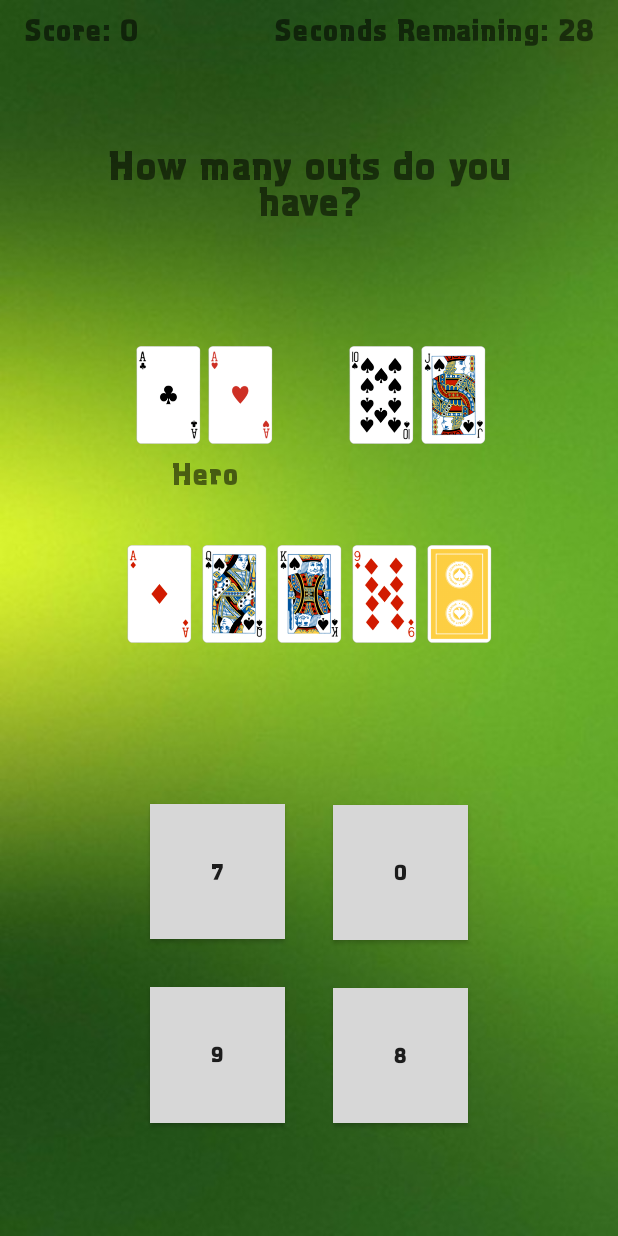
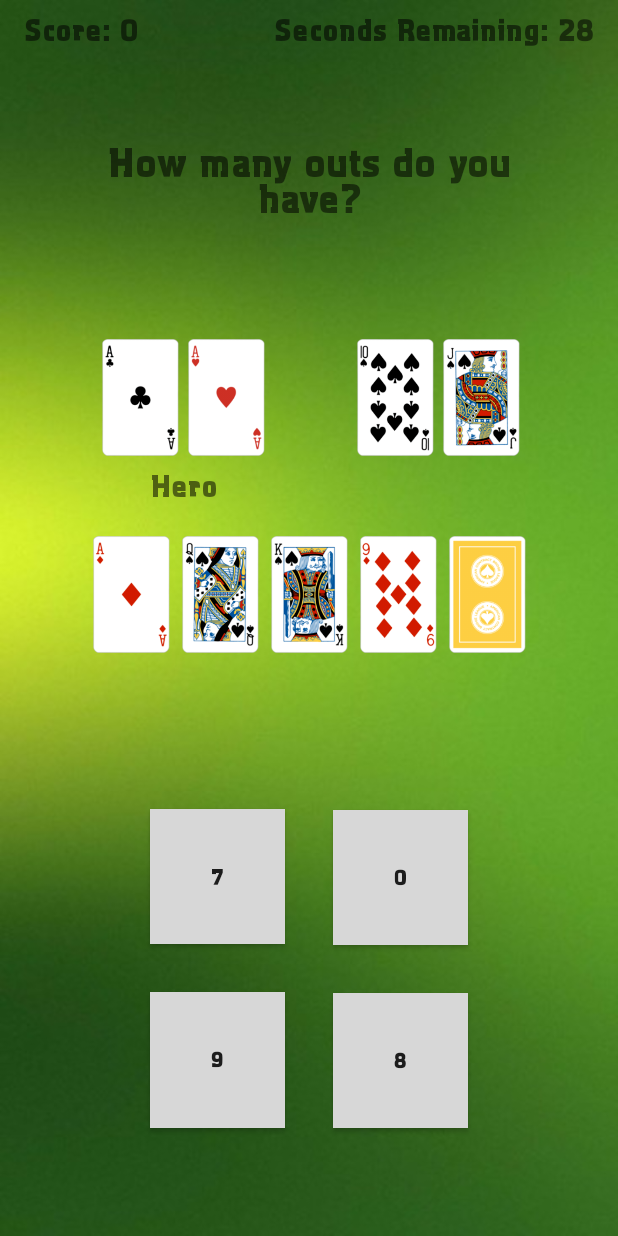
Before and after one commit to ericreinke/PokerQuizzer, an Android app: the PlayActivity screen opened directly, with no data from a screen before it, on a phone screen of 412 x 824 dp. Run offline under Robolectric (Android 15) with nearby library versions, the phone set to English and light mode, and no system bars.

Commit message:
Increase all card size by 1.2

```diff
--- a/app/src/main/res/layout/activity_play.xml
+++ b/app/src/main/res/layout/activity_play.xml
@@ -10,8 +10,8 @@
 
     <ImageView
         android:id="@+id/villain2"
-        android:layout_width="46dp"
-        android:layout_height="65dp"
+        android:layout_width="55dp"
+        android:layout_height="78dp"
         android:layout_marginBottom="8dp"
         android:layout_marginLeft="2dp"
         android:layout_marginStart="2dp"
@@ -26,9 +26,8 @@
 
     <ImageView
         android:id="@+id/villain1"
-        android:layout_width="46dp"
-
-        android:layout_height="65dp"
+        android:layout_width="55dp"
+        android:layout_height="78dp"
         android:layout_marginBottom="8dp"
         android:layout_marginLeft="2dp"
         android:layout_marginStart="2dp"
@@ -43,9 +42,8 @@
 
     <ImageView
         android:id="@+id/hero2"
-        android:layout_width="46dp"
-
-        android:layout_height="65dp"
+        android:layout_width="55dp"
+        android:layout_height="78dp"
         android:layout_marginBottom="8dp"
         android:layout_x="44dp"
         android:layout_y="172dp"
@@ -58,8 +56,8 @@
 
     <ImageView
         android:id="@+id/hero1"
-        android:layout_width="46dp"
-        android:layout_height="65dp"
+        android:layout_width="55dp"
+        android:layout_height="78dp"
         android:layout_marginBottom="8dp"
         android:layout_marginEnd="2dp"
         android:layout_marginRight="2dp"
@@ -74,8 +72,8 @@
 
     <ImageView
         android:id="@+id/imageAnswer42"
-        android:layout_width="46dp"
-        android:layout_height="65dp"
+        android:layout_width="55dp"
+        android:layout_height="78dp"
         android:layout_marginBottom="8dp"
         android:layout_marginLeft="1dp"
         android:layout_marginStart="1dp"
@@ -88,8 +86,8 @@
 
     <ImageView
         android:id="@+id/imageAnswer41"
-        android:layout_width="46dp"
-        android:layout_height="65dp"
+        android:layout_width="55dp"
+        android:layout_height="78dp"
         android:layout_marginBottom="8dp"
         android:layout_marginTop="8dp"
         android:scaleType="fitCenter"
@@ -100,8 +98,8 @@
 
     <ImageView
         android:id="@+id/imageAnswer32"
-        android:layout_width="46dp"
-        android:layout_height="65dp"
+        android:layout_width="55dp"
+        android:layout_height="78dp"
         android:layout_marginBottom="8dp"
         android:layout_marginTop="8dp"
         android:scaleType="fitCenter"
@@ -113,8 +111,8 @@
 
     <ImageView
         android:id="@+id/imageAnswer31"
-        android:layout_width="46dp"
-        android:layout_height="65dp"
+        android:layout_width="55dp"
+        android:layout_height="78dp"
         android:layout_marginBottom="8dp"
         android:layout_marginEnd="1dp"
         android:layout_marginRight="1dp"
@@ -128,8 +126,8 @@
 
     <ImageView
         android:id="@+id/imageAnswer22"
-        android:layout_width="46dp"
-        android:layout_height="65dp"
+        android:layout_width="55dp"
+        android:layout_height="78dp"
         android:layout_marginBottom="8dp"
         android:layout_marginLeft="2dp"
         android:layout_marginStart="2dp"
@@ -142,8 +140,8 @@
 
     <ImageView
         android:id="@+id/imageAnswer21"
-        android:layout_width="46dp"
-        android:layout_height="65dp"
+        android:layout_width="55dp"
+        android:layout_height="78dp"
         android:layout_marginBottom="8dp"
         android:layout_marginTop="8dp"
         android:scaleType="fitCenter"
@@ -154,8 +152,8 @@
 
     <ImageView
         android:id="@+id/imageAnswer12"
-        android:layout_width="46dp"
-        android:layout_height="65dp"
+        android:layout_width="55dp"
+        android:layout_height="78dp"
         android:layout_marginBottom="8dp"
         android:layout_marginTop="8dp"
         android:scaleType="fitCenter"
@@ -166,8 +164,8 @@
 
     <ImageView
         android:id="@+id/imageAnswer11"
-        android:layout_width="46dp"
-        android:layout_height="65dp"
+        android:layout_width="55dp"
+        android:layout_height="78dp"
         android:layout_marginBottom="8dp"
         android:layout_marginEnd="1dp"
         android:layout_marginRight="1dp"
@@ -181,9 +179,8 @@
 
     <ImageView
         android:id="@+id/firstFlop"
-        android:layout_width="46dp"
-
-        android:layout_height="65dp"
+        android:layout_width="55dp"
+        android:layout_height="78dp"
         android:layout_marginBottom="32dp"
         android:layout_marginEnd="4dp"
         android:layout_marginRight="4dp"
@@ -196,8 +193,8 @@
 
     <ImageView
         android:id="@+id/secondFlop"
-        android:layout_width="46dp"
-        android:layout_height="65dp"
+        android:layout_width="55dp"
+        android:layout_height="78dp"
         android:layout_marginBottom="32dp"
         android:layout_marginEnd="4dp"
         android:layout_marginRight="4dp"
@@ -210,8 +207,8 @@
 
     <ImageView
         android:id="@+id/thirdFlop"
-        android:layout_width="46dp"
-        android:layout_height="65dp"
+        android:layout_width="55dp"
+        android:layout_height="78dp"
         android:layout_marginBottom="32dp"
         android:layout_marginEnd="8dp"
         android:layout_marginLeft="8dp"
@@ -227,8 +224,8 @@
 
     <ImageView
         android:id="@+id/turn"
-        android:layout_width="46dp"
-        android:layout_height="65dp"
+        android:layout_width="55dp"
+        android:layout_height="78dp"
         android:layout_marginBottom="32dp"
         android:layout_marginLeft="4dp"
         android:layout_marginStart="4dp"
@@ -241,8 +238,8 @@
 
     <ImageView
         android:id="@+id/river"
-        android:layout_width="46dp"
-        android:layout_height="65dp"
+        android:layout_width="55dp"
+        android:layout_height="78dp"
         android:layout_marginBottom="32dp"
         android:layout_marginLeft="4dp"
         android:layout_marginStart="4dp"
```
